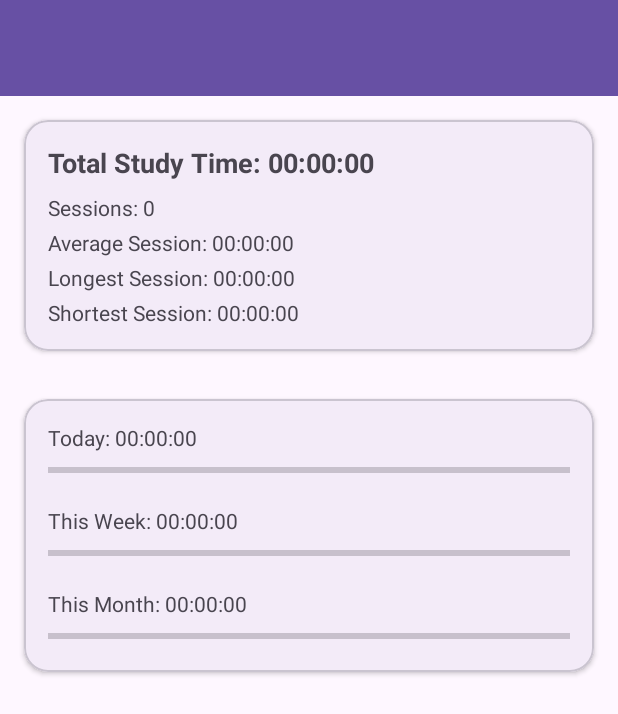
After one commit to elbehi-ahmed/IoT-Smart-Lighting-System, an Android app: the layout activity_statistics.xml on its own in the app's theme, with its tools: preview values and no code run, on a phone screen of 412 x 824 dp. The commit adds this screen. Shown: the top 714 px of the screen. Run offline under Robolectric (Android 15) with nearby library versions, the phone set to English and light mode, and no system bars.

Commit message:
Add statistics and history updates

```diff
--- a/app/src/main/AndroidManifest.xml
+++ b/app/src/main/AndroidManifest.xml
@@ -25,6 +25,10 @@
             android:name=".activities.HistoryActivity"
             android:exported="false"
             android:parentActivityName=".activities.MainActivity" />
+        <activity
+            android:name=".activities.StatisticsActivity"
+            android:exported="false"
+            android:parentActivityName=".activities.MainActivity" />
 
 
     </application>
--- /dev/null
+++ b/app/src/main/res/layout/activity_statistics.xml
@@ -0,0 +1,149 @@
+<?xml version="1.0" encoding="utf-8"?>
+<LinearLayout xmlns:android="http://schemas.android.com/apk/res/android"
+    xmlns:app="http://schemas.android.com/apk/res-auto"
+    android:layout_width="match_parent"
+    android:layout_height="match_parent"
+    android:orientation="vertical">
+
+    <com.google.android.material.appbar.MaterialToolbar
+        android:id="@+id/toolbar"
+        android:layout_width="match_parent"
+        android:layout_height="?attr/actionBarSize"
+        android:title="Statistics"
+        app:titleTextColor="?attr/colorOnPrimary"
+        android:background="?attr/colorPrimary" />
+
+    <androidx.core.widget.NestedScrollView
+        android:layout_width="match_parent"
+        android:layout_height="match_parent">
+
+        <LinearLayout
+            android:layout_width="match_parent"
+            android:layout_height="wrap_content"
+            android:orientation="vertical">
+
+            <!-- Summary card -->
+            <com.google.android.material.card.MaterialCardView
+                android:layout_width="match_parent"
+                android:layout_height="wrap_content"
+                android:layout_margin="16dp"
+                app:cardCornerRadius="16dp"
+                app:cardElevation="2dp">
+
+                <LinearLayout
+                    android:layout_width="match_parent"
+                    android:layout_height="wrap_content"
+                    android:orientation="vertical"
+                    android:padding="16dp">
+
+                    <TextView
+                        android:id="@+id/tvTotalTime"
+                        android:layout_width="match_parent"
+                        android:layout_height="wrap_content"
+                        android:text="Total Study Time: 00:00:00"
+                        android:textSize="18sp"
+                        android:textStyle="bold" />
+
+                    <TextView
+                        android:id="@+id/tvSessionCount"
+                        android:layout_width="match_parent"
+                        android:layout_height="wrap_content"
+                        android:layout_marginTop="8dp"
+                        android:text="Sessions: 0" />
+
+                    <TextView
+                        android:id="@+id/tvAverage"
+                        android:layout_width="match_parent"
+                        android:layout_height="wrap_content"
+                        android:layout_marginTop="4dp"
+                        android:text="Average Session: 00:00:00" />
+
+                    <TextView
+                        android:id="@+id/tvLongest"
+                        android:layout_width="match_parent"
+                        android:layout_height="wrap_content"
+                        android:layout_marginTop="4dp"
+                        android:text="Longest Session: 00:00:00" />
+
+                    <TextView
+                        android:id="@+id/tvShortest"
+                        android:layout_width="match_parent"
+                        android:layout_height="wrap_content"
+                        android:layout_marginTop="4dp"
+                        android:text="Shortest Session: 00:00:00" />
+
+                </LinearLayout>
+
+            </com.google.android.material.card.MaterialCardView>
+
+            <!-- Progress card: today vs week vs month -->
+            <com.google.android.material.card.MaterialCardView
+                android:layout_width="match_parent"
+                android:layout_height="wrap_content"
+                android:layout_margin="16dp"
+                android:layout_marginTop="0dp"
+                app:cardCornerRadius="16dp"
+                app:cardElevation="2dp">
+
+                <LinearLayout
+                    android:layout_width="match_parent"
+                    android:layout_height="wrap_content"
+                    android:orientation="vertical"
+                    android:padding="16dp">
+
+                    <TextView
+                        android:id="@+id/tvTodayLabel"
+                        android:layout_width="match_parent"
+                        android:layout_height="wrap_content"
+                        android:text="Today: 00:00:00" />
+
+                    <ProgressBar
+                        android:id="@+id/progressToday"
+                        style="?android:attr/progressBarStyleHorizontal"
+                        android:layout_width="match_parent"
+                        android:layout_height="wrap_content"
+                        android:layout_marginTop="4dp"
+                        android:max="100"
+                        android:progress="0" />
+
+                    <TextView
+                        android:id="@+id/tvWeekLabel"
+                        android:layout_width="match_parent"
+                        android:layout_height="wrap_content"
+                        android:layout_marginTop="16dp"
+                        android:text="This Week: 00:00:00" />
+
+                    <ProgressBar
+                        android:id="@+id/progressWeek"
+                        style="?android:attr/progressBarStyleHorizontal"
+                        android:layout_width="match_parent"
+                        android:layout_height="wrap_content"
+                        android:layout_marginTop="4dp"
+                        android:max="100"
+                        android:progress="0" />
+
+                    <TextView
+                        android:id="@+id/tvMonthLabel"
+                        android:layout_width="match_parent"
+                        android:layout_height="wrap_content"
+                        android:layout_marginTop="16dp"
+                        android:text="This Month: 00:00:00" />
+
+                    <ProgressBar
+                        android:id="@+id/progressMonth"
+                        style="?android:attr/progressBarStyleHorizontal"
+                        android:layout_width="match_parent"
+                        android:layout_height="wrap_content"
+                        android:layout_marginTop="4dp"
+                        android:max="100"
+                        android:progress="0" />
+
+                </LinearLayout>
+
+            </com.google.android.material.card.MaterialCardView>
+
+        </LinearLayout>
+
+    </androidx.core.widget.NestedScrollView>
+
+</LinearLayout>
```
Also changed, not shown: app/src/main/java/com/ElbehiAhmed/studytimer/activities/HistoryActivity.kt (+49 -1 lines), app/src/main/java/com/ElbehiAhmed/studytimer/activities/MainActivity.kt (+31 -14 lines), app/src/main/java/com/ElbehiAhmed/studytimer/activities/StatisticsActivity.kt (added, +76 -0 lines), app/src/main/java/com/ElbehiAhmed/studytimer/utils/SessionStats.kt (added, +12 -0 lines), app/src/main/java/com/ElbehiAhmed/studytimer/utils/TimeUtils.kt (+26 -0 lines), app/src/main/java/com/ElbehiAhmed/studytimer/viewmodel/HistoryViewModel.kt (+16 -6 lines), app/src/main/java/com/ElbehiAhmed/studytimer/viewmodel/StatisticsViewModel.kt (added, +45 -0 lines), app/src/main/java/com/ElbehiAhmed/studytimer/viewmodel/StatisticsViewModelFactory.kt (added, +18 -0 lines), app/src/main/res/menu/menu_history.xml (added, +20 -0 lines), app/src/main/res/menu/menu_main.xml (added, +15 -0 lines).
